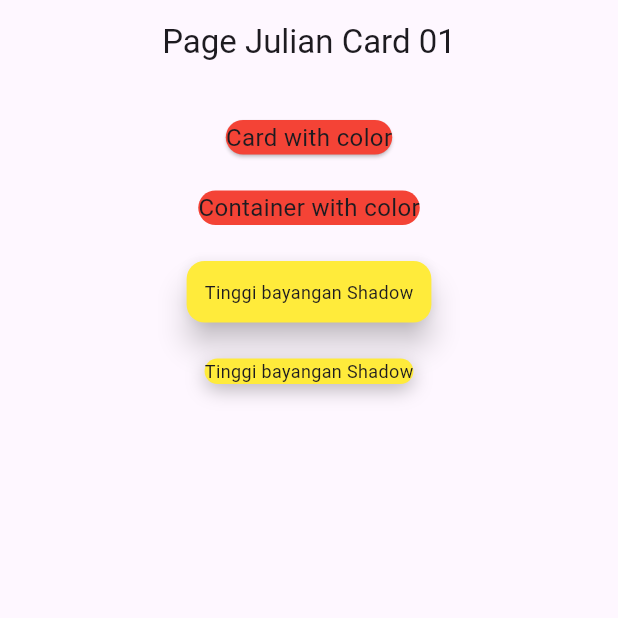
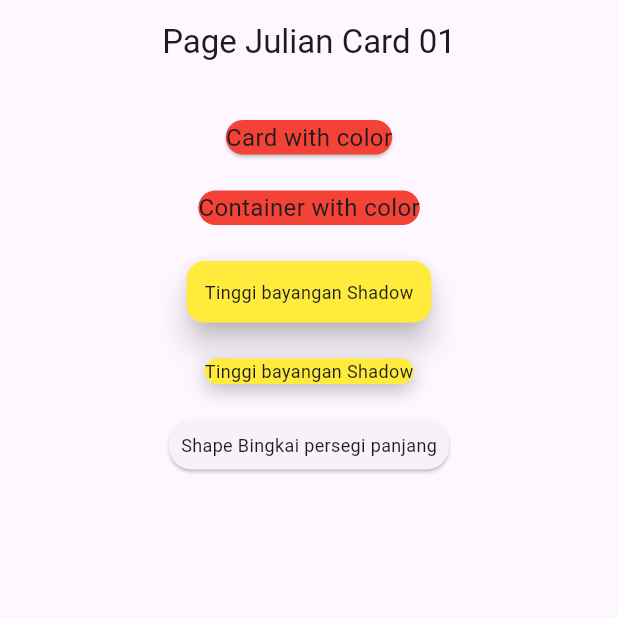
Before and after one commit to Julianarwansah/tugas_week_8_1123150112, a Flutter app: the screen it shows after launch, on a phone screen of 412 x 824 dp, the top half of it. Run offline on Flutter 3.47's test engine with Material 3 defaults, Android fonts, the phone set to English and light mode, and no system bars.

Commit message:
Menambahkan Card Shape (sudut kartu)

```diff
--- a/lib/pages/page_card_01.dart
+++ b/lib/pages/page_card_01.dart
@@ -18,8 +18,11 @@ class JulPageCard01 extends StatelessWidget {
             Center(
               child: Card(
                 color: Colors.red,
-                child: Text("Card with color", style: TextStyle(fontSize: 16.0)),
-              )
+                child: Text(
+                  "Card with color",
+                  style: TextStyle(fontSize: 16.0),
+                ),
+              ),
             ),
 
             const SizedBox(height: 20),
@@ -28,7 +31,10 @@ class JulPageCard01 extends StatelessWidget {
                 borderRadius: BorderRadius.circular(12.0),
                 color: Colors.red,
               ),
-            child: Text("Container with color", style: TextStyle(fontSize: 16.0)),
+              child: Text(
+                "Container with color",
+                style: TextStyle(fontSize: 16.0),
+              ),
             ),
 
             const SizedBox(height: 20),
@@ -52,10 +58,32 @@ class JulPageCard01 extends StatelessWidget {
                 color: Colors.yellow,
                 borderRadius: BorderRadius.circular(16),
                 boxShadow: [
-                BoxShadow(color: Colors.black26, blurRadius: 10, offset: Offset(0, 4)),
+                  BoxShadow(
+                    color: Colors.black26,
+                    blurRadius: 10,
+                    offset: Offset(0, 4),
+                  ),
                 ],
               ),
-            child: Text("Tinggi bayangan Shadow", style: TextStyle(fontSize: 12.0)),
+              child: Text(
+                "Tinggi bayangan Shadow",
+                style: TextStyle(fontSize: 12.0),
+              ),
+            ),
+
+            const SizedBox(height: 20),
+
+            Card(
+              shape: RoundedRectangleBorder(
+                borderRadius: BorderRadius.circular(15.0),
+              ),
+              child: Padding(
+                padding: const EdgeInsets.all(8.0),
+                child: Text(
+                  "Shape Bingkai persegi panjang",
+                  style: TextStyle(fontSize: 12.0),
+                ),
+              ),
             ),
           ],
         ),
```
Lines whose indentation alone changed are shown as unchanged.
